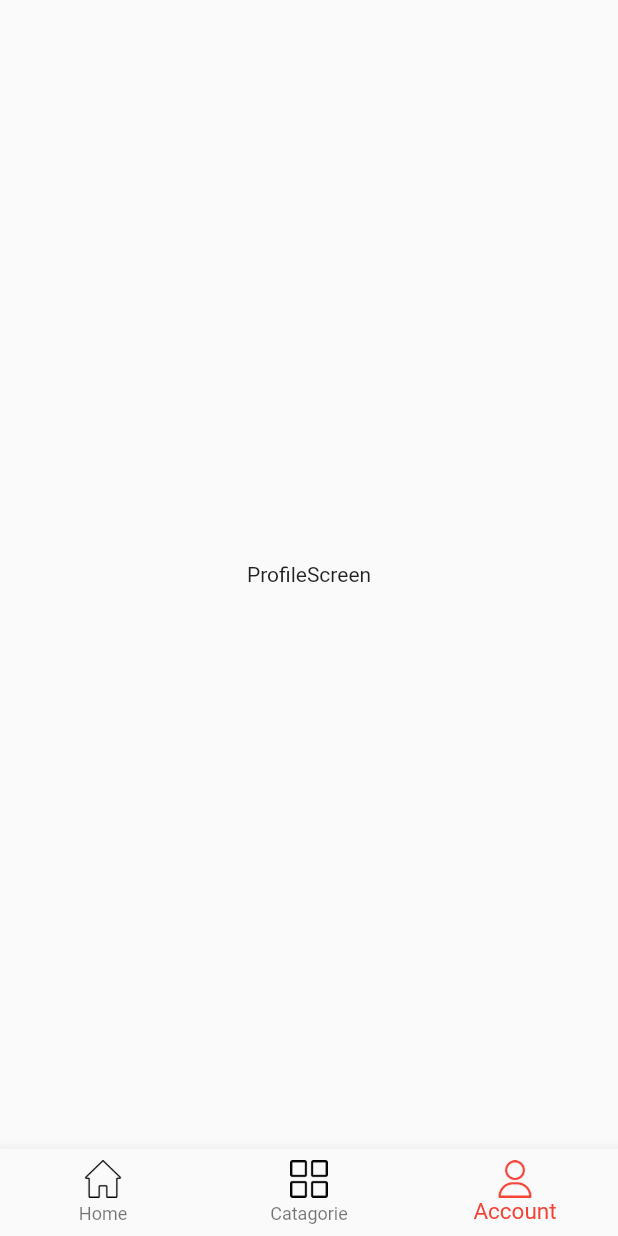
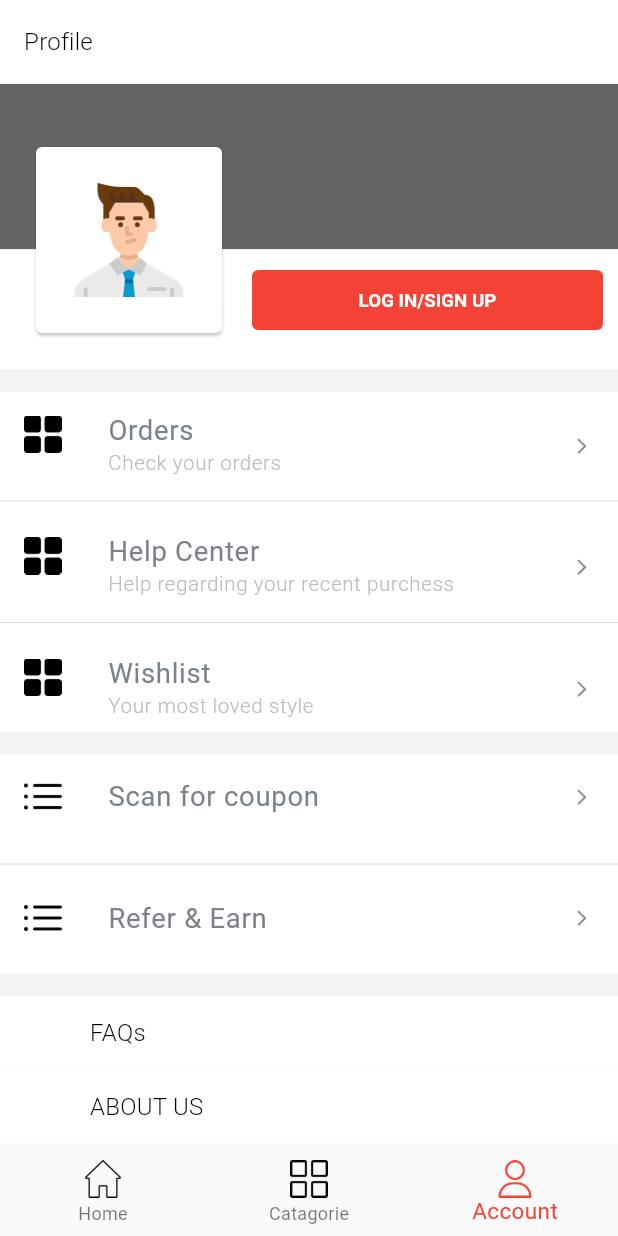
Before and after one commit to nezam10/flutter-shopping-App---GetX, a Flutter app: the screen it shows after launch, item 3 of the bottom bar chosen, on a phone screen of 412 x 824 dp. Run offline on Flutter 3.47's test engine with Material 2 defaults, Android fonts, the light colour scheme and no system bars; our stand-ins replace flutter_screenutil, flutter_secure_storage, get.

Commit message:
without login screen & api service

```diff
--- a/lib/common/values/app_colors.dart
+++ b/lib/common/values/app_colors.dart
@@ -9,4 +9,9 @@ abstract class AppColors {
   static const Color amaranth = Color(0xFFea435d);
   static const Color black = Colors.black;
   static const Color white = Colors.white;
+  static const Color red = Colors.red;
+  static const Color dummyBGColor = const Color(0xff535565);
+  static const Color scaffoldColor = const Color(0xfff3f3f3);
+  static const Color bodyColor1 = const Color(0xff7b828c);
+  static const Color captionColor = const Color(0xffbcbabf);
 }
--- a/lib/common/values/app_text_style.dart
+++ b/lib/common/values/app_text_style.dart
@@ -10,6 +10,13 @@ abstract class AppTextStyle {
     fontWeight: FontWeight.w300,
     fontSize: FontSizeRS.fontSize96,
     letterSpacing: -1.5,
+  );
+  static final TextStyle headline6 = const TextStyle(
+    color: AppColors.black,
+  ).copyWith(
+    fontWeight: FontWeight.w300,
+    fontSize: FontSizeRS.fontSize14,
+    letterSpacing: 0.15,
   );
 
   // subtitle text styles
@@ -39,18 +46,26 @@ abstract class AppTextStyle {
 
   // body text style
   static final TextStyle body1 = const TextStyle(
-    color: AppColors.black,
+    color: AppColors.bodyColor1,
   ).copyWith(
       fontWeight: FontWeight.w400,
       fontSize: FontSizeRS.fontSize16,
       letterSpacing: 0.5);
 
   static final TextStyle body2 = const TextStyle(
-    color: AppColors.black,
+    color: AppColors.bodyColor1,
   ).copyWith(
       fontWeight: FontWeight.w400,
       fontSize: FontSizeRS.fontSize14,
       letterSpacing: 0.25);
+
+  //Caption Text Style
+  static final TextStyle caption = const TextStyle(
+    color: AppColors.captionColor,
+  ).copyWith(
+      fontWeight: FontWeight.w300,
+      fontSize: FontSizeRS.fontSize12,
+      letterSpacing: 0.4);
 
   // text theme
   static TextTheme get textTheme => TextTheme(
--- a/lib/main.dart
+++ b/lib/main.dart
@@ -1,5 +1,6 @@
 import 'package:flutter/material.dart';
 import 'package:flutter_screenutil/flutter_screenutil.dart';
+import 'package:flutter_shopping_app_getx/common/values/app_text_style.dart';
 import 'package:flutter_shopping_app_getx/common/values/strings.dart';
 import 'package:flutter_shopping_app_getx/modules/landing_page/landing_page.dart';
 import 'package:flutter_shopping_app_getx/routes/get_pages.dart';
@@ -20,7 +21,12 @@ class MyApp extends StatelessWidget {
       builder: (context, child) => GetMaterialApp(
         title: Strings.appName,
         theme: ThemeData(
-          primarySwatch: Colors.blue,
+          textTheme: TextTheme(
+            headline6: AppTextStyle.headline6,
+            bodyText1: AppTextStyle.body1,
+            bodyText2: AppTextStyle.body2,
+            caption: AppTextStyle.caption,
+          ),
         ),
         //initialRoute: RouteConstant.homeScreen,
         getPages: getPages,
--- a/lib/modules/landing_page/landing_page.dart
+++ b/lib/modules/landing_page/landing_page.dart
@@ -1,4 +1,5 @@
 import 'package:flutter/material.dart';
+import 'package:flutter_shopping_app_getx/common/values/app_colors.dart';
 import 'package:flutter_shopping_app_getx/widgets/sp_icon.dart';
 import 'package:flutter_shopping_app_getx/modules/categories/view/categories_screen.dart';
 import 'package:flutter_shopping_app_getx/modules/home/view/home_screen.dart';
@@ -19,7 +20,7 @@ class _LandingPageState extends State<LandingPage> {
     return Scaffold(
       bottomNavigationBar: BottomNavigationBar(
           currentIndex: currentIndex,
-          selectedItemColor: Colors.red,
+          selectedItemColor: AppColors.red,
           selectedLabelStyle: const TextStyle(fontSize: 15),
           onTap: (value) {
             setState(() {
@@ -30,22 +31,21 @@ class _LandingPageState extends State<LandingPage> {
             BottomNavigationBarItem(
                 icon: SpIcon(
                   assetName: "home.png",
-                  index: 0,
-                  currentIndex: currentIndex,
+                  // index: 0,
+                  // currentIndex: currentIndex,
+                  isSelected: 0 == currentIndex,
                 ),
                 label: "Home"),
             BottomNavigationBarItem(
                 icon: SpIcon(
                   assetName: "category.png",
-                  index: 1,
-                  currentIndex: currentIndex,
+                  isSelected: 1 == currentIndex,
                 ),
                 label: "Catagorie"),
             BottomNavigationBarItem(
                 icon: SpIcon(
                   assetName: "user.png",
-                  index: 2,
-                  currentIndex: currentIndex,
+                  isSelected: 2 == currentIndex,
                 ),
                 label: "Account"),
           ]),
--- /dev/null
+++ b/lib/modules/profile/view/footer_content.dart
@@ -0,0 +1,26 @@
+import 'package:flutter/material.dart';
+import 'package:flutter_shopping_app_getx/widgets/sp_text_button.dart';
+
+class FooterContent extends StatelessWidget {
+  const FooterContent({super.key});
+
+  @override
+  Widget build(BuildContext context) {
+    return Column(
+      children: [
+        SPTextButton(
+          text: "FAQs",
+        ),
+        SPTextButton(
+          text: "ABOUT US",
+        ),
+        SPTextButton(
+          text: "TERMS OF USE",
+        ),
+        SPTextButton(
+          text: "PRIVACY POLICY",
+        ),
+      ],
+    );
+  }
+}
--- /dev/null
+++ b/lib/modules/profile/view/profile_item.dart
@@ -0,0 +1,54 @@
+import 'package:flutter/cupertino.dart';
+import 'package:flutter/material.dart';
+import 'package:flutter_shopping_app_getx/widgets/sp_icon.dart';
+
+class ProfileItem extends StatelessWidget {
+  const ProfileItem({
+    super.key,
+    required this.title,
+    this.subtitle,
+    required this.assetName,
+    this.isLast = false,
+    this.onTap,
+  });
+  final String title;
+  final String? subtitle;
+  final String assetName;
+  final bool isLast;
+  final void Function()? onTap;
+
+  @override
+  Widget build(BuildContext context) {
+    return InkWell(
+      onTap: onTap,
+      child: Column(
+        children: [
+          Container(
+            height: 65,
+            child: ListTile(
+              leading: SpIcon(assetName: "$assetName"),
+              title: Text(
+                title,
+                style: Theme.of(context).textTheme.bodyText1,
+              ),
+              subtitle: subtitle != null
+                  ? Text(
+                      subtitle.toString(),
+                      style: Theme.of(context).textTheme.caption,
+                    )
+                  : null,
+              trailing: InkWell(
+                onTap: () {},
+                child: Icon(
+                  CupertinoIcons.chevron_forward,
+                  size: 16,
+                ),
+              ),
+            ),
+          ),
+          isLast ? Container() : Divider(),
+        ],
+      ),
+    );
+  }
+}
--- a/lib/modules/profile/view/profile_screen.dart
+++ b/lib/modules/profile/view/profile_screen.dart
@@ -1,4 +1,6 @@
 import 'package:flutter/material.dart';
+import 'package:flutter_shopping_app_getx/common/values/app_colors.dart';
+import 'package:flutter_shopping_app_getx/modules/profile/view/profile_without_login.dart';
 
 class ProfileScreen extends StatelessWidget {
   const ProfileScreen({super.key});
@@ -6,8 +8,17 @@ class ProfileScreen extends StatelessWidget {
   @override
   Widget build(BuildContext context) {
     return Scaffold(
-      body: Center(
-        child: Text("ProfileScreen"),
+      backgroundColor: AppColors.scaffoldColor,
+      appBar: AppBar(
+        backgroundColor: AppColors.white,
+        elevation: 0.0,
+        title: Text(
+          "Profile",
+          style: Theme.of(context).textTheme.headline6,
+        ),
+      ),
+      body: SingleChildScrollView(
+        child: ProfileWithoutLogin(),
       ),
     );
   }
--- /dev/null
+++ b/lib/modules/profile/view/profile_without_login.dart
@@ -0,0 +1,127 @@
+import 'package:flutter/material.dart';
+import 'package:flutter_shopping_app_getx/common/values/app_colors.dart';
+import 'package:flutter_shopping_app_getx/modules/login/view/login_bottomsheet.dart';
+import 'package:flutter_shopping_app_getx/modules/profile/view/footer_content.dart';
+import 'package:flutter_shopping_app_getx/modules/profile/view/profile_item.dart';
+import 'package:flutter_shopping_app_getx/widgets/sp_solid_button.dart';
+import 'package:get/get.dart';
+
+class ProfileWithoutLogin extends StatelessWidget {
+  const ProfileWithoutLogin({super.key});
+
+  final double topContainerheight = 190;
+  @override
+  Widget build(BuildContext context) {
+    return Column(
+      children: [
+        Container(
+          height: topContainerheight,
+          child: Stack(
+            children: [
+              Column(
+                children: [
+                  Container(
+                    height: topContainerheight * .58,
+                    color: AppColors.doveGray,
+                  ),
+                  Container(
+                    height: topContainerheight * .42,
+                    color: AppColors.white,
+                  ),
+                ],
+              ),
+              Positioned(
+                bottom: 20,
+                left: 20,
+                child: Container(
+                  height: 132,
+                  width: 132,
+                  child: Card(
+                    child: Container(
+                      padding: EdgeInsets.all(20),
+                      child: Image.asset(
+                        "assets/icons/profile.png",
+                      ),
+                    ),
+                  ),
+                ),
+              ),
+              Positioned(
+                  bottom: 22,
+                  left: 168,
+                  child: SPSolidButton(
+                    text: "LOG IN/SIGN UP",
+                    minusWidth: 210,
+                    onPressed: () {
+                      Get.bottomSheet(LoginBottomsheet());
+                    },
+                  ))
+            ],
+          ),
+        ),
+        const SizedBox(
+          height: 15,
+        ),
+        Container(
+          color: AppColors.white,
+          child: Column(
+            children: [
+              ProfileItem(
+                title: "Orders",
+                subtitle: "Check your orders",
+                assetName: "grid.png",
+                onTap: () {
+                  Get.bottomSheet(LoginBottomsheet());
+                },
+              ),
+              ProfileItem(
+                title: "Help Center",
+                subtitle: "Help regarding your recent purchess",
+                assetName: "grid.png",
+              ),
+              ProfileItem(
+                title: "Wishlist",
+                subtitle: "Your most loved style",
+                assetName: "grid.png",
+                isLast: true,
+              ),
+            ],
+          ),
+        ),
+        const SizedBox(
+          height: 15,
+        ),
+        Container(
+          color: AppColors.white,
+          child: Column(
+            children: [
+              ProfileItem(
+                title: "Scan for coupon",
+                assetName: "list.png",
+              ),
+              ProfileItem(
+                title: "Refer & Earn",
+                assetName: "list.png",
+                isLast: true,
+              ),
+            ],
+          ),
+        ),
+        const SizedBox(
+          height: 15,
+        ),
+        FooterContent(),
+        const SizedBox(
+          height: 40,
+        ),
+        Text(
+          "APP VERSION 0.0.1",
+          style: Theme.of(context).textTheme.overline,
+        ),
+        const SizedBox(
+          height: 60,
+        ),
+      ],
+    );
+  }
+}
--- a/lib/widgets/sp_icon.dart
+++ b/lib/widgets/sp_icon.dart
@@ -4,7 +4,13 @@ class SpIcon extends StatelessWidget {
   final String assetName;
   final int? index;
   final int? currentIndex;
-  SpIcon({super.key, required this.assetName, this.index, this.currentIndex});
+  final bool isSelected;
+  SpIcon(
+      {super.key,
+      required this.assetName,
+      this.index,
+      this.currentIndex,
+      this.isSelected = false});
 
   @override
   Widget build(BuildContext context) {
@@ -12,7 +18,8 @@ class SpIcon extends StatelessWidget {
       "assets/icons/$assetName",
       height: 25,
       width: 25,
-      color: index == currentIndex ? Colors.red : Colors.black,
+      //color: index == currentIndex ? Colors.red : Colors.black,
+      color: isSelected ? Colors.red : Colors.black,
     );
   }
 }
--- /dev/null
+++ b/lib/widgets/sp_solid_button.dart
@@ -0,0 +1,41 @@
+import 'package:flutter/material.dart';
+
+import '../common/values/app_colors.dart';
+
+class SPSolidButton extends StatelessWidget {
+  const SPSolidButton(
+      {super.key,
+      required this.text,
+      this.onPressed,
+      required this.minusWidth});
+  final String text;
+  final void Function()? onPressed;
+  final num minusWidth;
+
+  @override
+  Widget build(BuildContext context) {
+    return ElevatedButton(
+      onPressed: onPressed,
+      style: ButtonStyle(
+        elevation: MaterialStateProperty.all(0),
+        backgroundColor: MaterialStateProperty.all(AppColors.red),
+        textStyle: MaterialStateProperty.all(
+          const TextStyle(
+            fontSize: 12.5,
+            fontWeight: FontWeight.w600,
+          ),
+        ),
+      ),
+      child: Container(
+        height: 40,
+        width: MediaQuery.of(context).size.width - minusWidth,
+        child: Center(
+          child: Text(
+            text,
+            style: TextStyle(color: AppColors.white),
+          ),
+        ),
+      ),
+    );
+  }
+}
--- /dev/null
+++ b/lib/widgets/sp_text_button.dart
@@ -0,0 +1,25 @@
+import 'package:flutter/material.dart';
+import 'package:flutter_shopping_app_getx/common/values/app_colors.dart';
+
+class SPTextButton extends StatelessWidget {
+  const SPTextButton({super.key, required this.text});
+  final String text;
+
+  @override
+  Widget build(BuildContext context) {
+    return Material(
+      color: AppColors.white,
+      child: InkWell(
+        onTap: () {},
+        child: Container(
+          padding: EdgeInsets.symmetric(vertical: 15, horizontal: 60),
+          width: MediaQuery.of(context).size.width,
+          child: Text(
+            text,
+            style: Theme.of(context).textTheme.headline6,
+          ),
+        ),
+      ),
+    );
+  }
+}
--- a/pubspec.yaml
+++ b/pubspec.yaml
@@ -44,6 +44,8 @@ dependencies:
   flutter_native_splash: ^2.2.9
   flutter_screenutil: ^5.5.4
   get: ^4.6.5
+  http: ^0.13.5
+  flutter_secure_storage: ^6.0.0
 
 
 dev_dependencies:
```
Also changed, not shown: lib/data/provider/network_handler.dart (added, +25 -0 lines), lib/modules/categories/view/categories_screen.dart (+6 -3 lines), lib/modules/login/view/login_bottomsheet.dart (added, +166 -0 lines), pubspec.lock, 6 other files.
